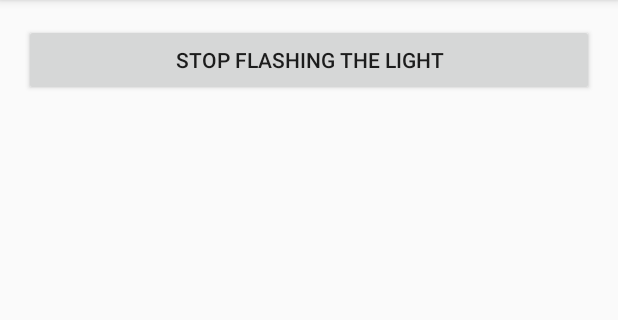
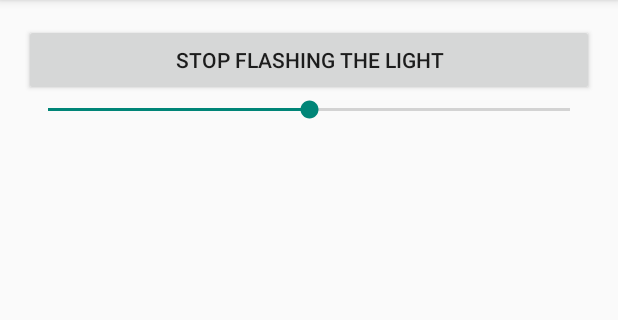
Before and after one commit to 666AndyLu/App_0002_LIGHTDemo, an Android app: the screen it shows after launch (MainActivity), after a tap on "FLASHING LIGHT 20S", on a phone screen of 412 x 824 dp, the part 84-404 px from its top. Run offline under Robolectric (Android 15) with nearby library versions, the phone set to English and light mode, and no system bars.

Commit message:
v2 control backlight

```diff
--- a/app/src/main/AndroidManifest.xml
+++ b/app/src/main/AndroidManifest.xml
@@ -17,5 +17,5 @@
             </intent-filter>
         </activity>
     </application>
-
+    <uses-permission android:name="android.permission.WRITE_SETTINGS"/>
 </manifest>
--- a/app/src/main/java/com/example/andylu/app_0002_lightdemo/MainActivity.java
+++ b/app/src/main/java/com/example/andylu/app_0002_lightdemo/MainActivity.java
@@ -3,12 +3,14 @@ package com.example.andylu.app_0002_lightdemo;
 import android.app.Notification;
 import android.app.NotificationManager;
 import android.os.Handler;
+import android.provider.Settings;
 import android.support.v7.app.AppCompatActivity;
 import android.os.Bundle;
 import android.view.Menu;
 import android.view.MenuItem;
 import android.view.View;
 import android.widget.Button;
+import android.widget.SeekBar;
 
 
 public class MainActivity extends AppCompatActivity {
@@ -16,6 +18,7 @@ public class MainActivity extends AppCompatActivity {
     private Button mLightButton = null;
     boolean flashing = false;
     final private int LED_NOTIFICATION_ID = 123;
+    private SeekBar mBackLightSeekBar = null;
 
     private Handler mLightHandler = new Handler();
     private LightRunable mLightRunable = new LightRunable();
@@ -50,6 +53,42 @@ public class MainActivity extends AppCompatActivity {
     protected void onCreate(Bundle savedInstanceState) {
         super.onCreate(savedInstanceState);
         setContentView(R.layout.activity_main);
+
+        mBackLightSeekBar = (SeekBar)findViewById(R.id.seekBar);
+
+        try {
+            Settings.System.putInt(getContentResolver(),
+                    Settings.System.SCREEN_BRIGHTNESS_MODE,
+                    Settings.System.SCREEN_BRIGHTNESS_MODE_MANUAL);
+
+            int brightness = Settings.System.getInt(getContentResolver(),
+                    Settings.System.SCREEN_BRIGHTNESS);
+            mBackLightSeekBar.setProgress(brightness*100/255);
+        } catch (Settings.SettingNotFoundException e) {
+
+        }
+
+        mBackLightSeekBar.setOnSeekBarChangeListener(new SeekBar.OnSeekBarChangeListener(){
+            @Override
+            public void onProgressChanged(SeekBar seekBar, int progress, boolean fromUser) {
+                int brightness = mBackLightSeekBar.getProgress();
+                brightness = brightness * 255 / 100;
+
+                 Settings.System.putInt(getContentResolver(),
+                        Settings.System.SCREEN_BRIGHTNESS,
+                         brightness);
+            }
+
+            @Override
+            public void onStartTrackingTouch(SeekBar seekBar) {
+
+            }
+
+            @Override
+            public void onStopTrackingTouch(SeekBar seekBar) {
+
+            }
+        });
 
         mLightButton = (Button)findViewById(R.id.button);
         mLightButton.setOnClickListener(new View.OnClickListener() {
--- a/app/src/main/res/layout/activity_main.xml
+++ b/app/src/main/res/layout/activity_main.xml
@@ -3,6 +3,7 @@
     android:layout_height="match_parent" android:paddingLeft="@dimen/activity_horizontal_margin"
     android:paddingRight="@dimen/activity_horizontal_margin"
     android:paddingTop="@dimen/activity_vertical_margin"
+    android:orientation="vertical"
     android:paddingBottom="@dimen/activity_vertical_margin" tools:context=".MainActivity">
 
     <Button
@@ -11,4 +12,12 @@
         android:text="Flashing Light 20s"
         android:id="@+id/button" />
 
+    <SeekBar
+        android:layout_width="fill_parent"
+        android:layout_height="wrap_content"
+        android:id="@+id/seekBar"
+        android:max="100"
+        android:progress="50"
+        />
+
 </LinearLayout>
```
